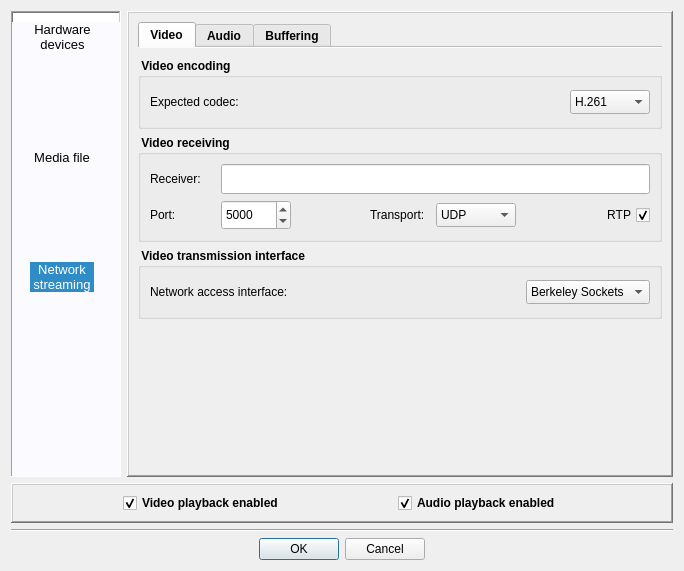
Old version of the form Homer/forms/Dialogs/OpenVideoAudioPreviewDialog.ui in the repository Homer-Conferencing/Homer-Conferencing.
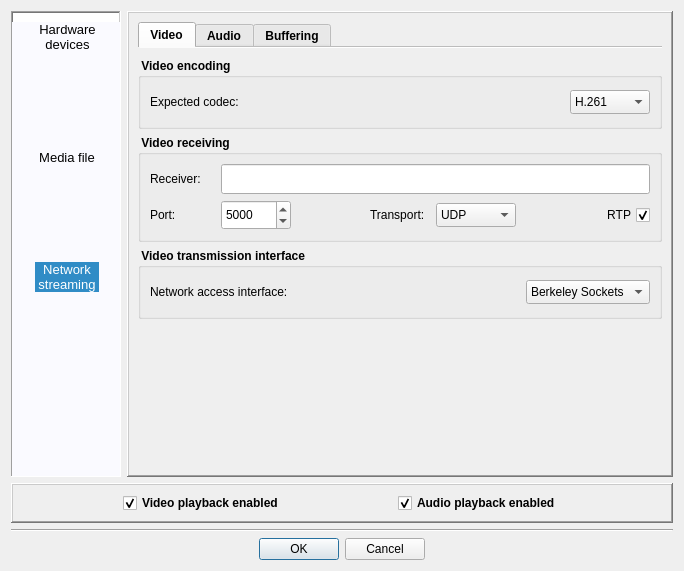
New version of the form. Icons and pictures are not drawn.

Diff of the .ui file:
```diff
--- a/Homer/forms/Dialogs/OpenVideoAudioPreviewDialog.ui
+++ b/Homer/forms/Dialogs/OpenVideoAudioPreviewDialog.ui
@@ -135,10 +135,16 @@
        <property name="lineWidth">
         <number>1</number>
        </property>
+       <property name="verticalScrollBarPolicy">
+        <enum>Qt::ScrollBarAlwaysOff</enum>
+       </property>
+       <property name="horizontalScrollBarPolicy">
+        <enum>Qt::ScrollBarAlwaysOff</enum>
+       </property>
        <property name="iconSize">
         <size>
-         <width>45</width>
-         <height>45</height>
+         <width>40</width>
+         <height>40</height>
         </size>
        </property>
        <property name="textElideMode">
@@ -156,12 +162,9 @@
        <property name="layoutMode">
         <enum>QListView::SinglePass</enum>
        </property>
-       <property name="spacing">
-        <number>0</number>
-       </property>
        <property name="gridSize">
         <size>
-         <width>100</width>
+         <width>110</width>
          <height>120</height>
         </size>
        </property>
```
Left out of the diff: 39 changed lines with no effect on the pictures.
